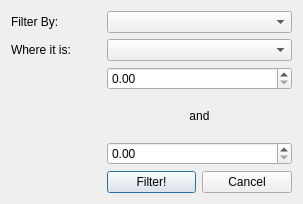
Old version of the form rtUI/FilterDialog.ui in the repository pengwg/vurtigo.
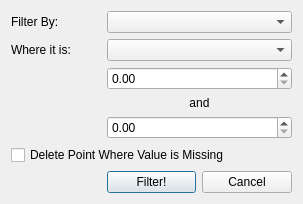
New version of the form.

Commit message:
Finished the generic filter for the 3D points. BugID:725 Analysis: The generic filter can remove a subset of points from the list based on the value of a given property.
Resolution:

Reviewed by:

```diff
--- a/rtUI/FilterDialog.ui
+++ b/rtUI/FilterDialog.ui
@@ -50,20 +50,27 @@
    <item row="4" column="1" colspan="2">
     <widget class="QDoubleSpinBox" name="maxDoubleSpinBox"/>
    </item>
-   <item row="5" column="1">
+   <item row="7" column="1">
     <widget class="QPushButton" name="filterPushButton">
      <property name="text">
       <string>Filter!</string>
      </property>
     </widget>
    </item>
-   <item row="5" column="2">
+   <item row="7" column="2">
     <widget class="QPushButton" name="cancelPushButton">
      <property name="text">
       <string>Cancel</string>
      </property>
     </widget>
    </item>
+   <item row="5" column="0" colspan="3">
+    <widget class="QCheckBox" name="deleteMissingCheckBox">
+     <property name="text">
+      <string>Delete Point Where Value is Missing</string>
+     </property>
+    </widget>
+   </item>
   </layout>
  </widget>
  <resources/>
```
The commit also changes 3 other files.
